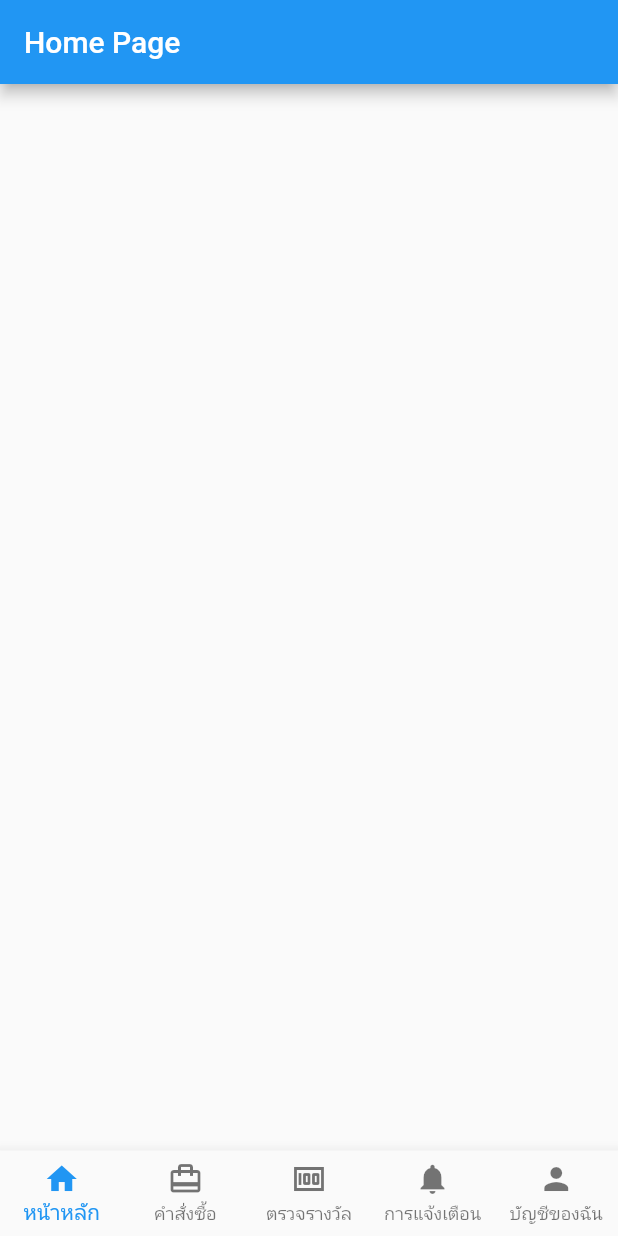
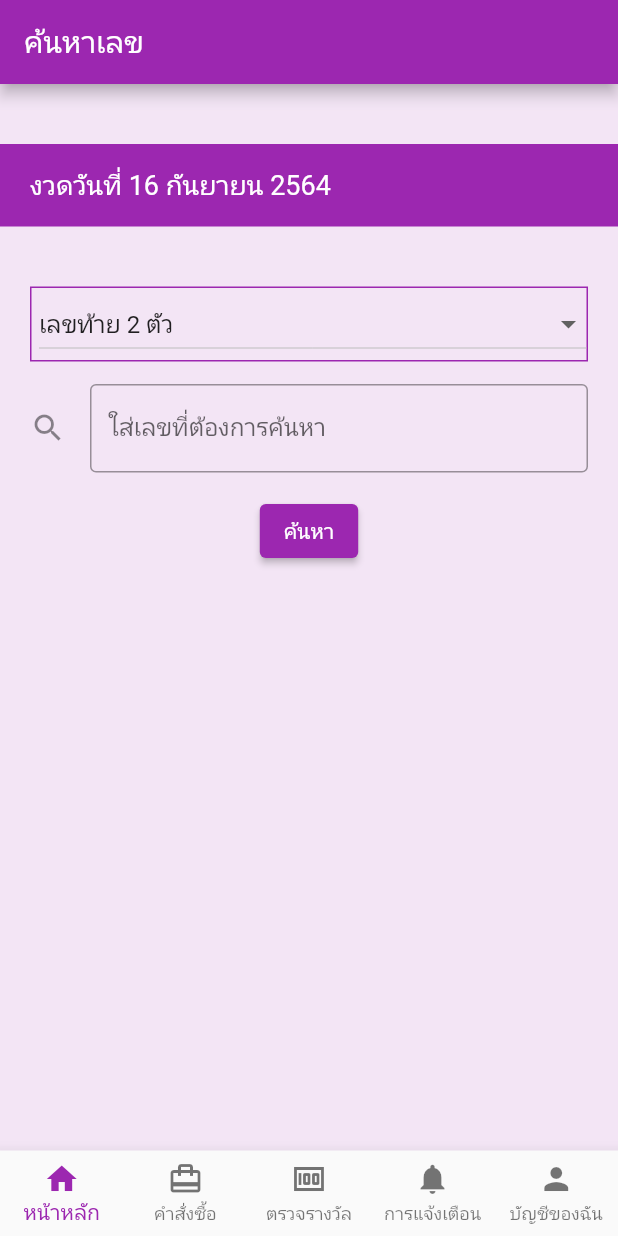
Before and after one commit to thatsaphon/millionaire, a Flutter app: the screen it shows after launch, on a phone screen of 412 x 824 dp. Run offline on Flutter 3.47's test engine with Material 2 defaults, Android fonts, the phone set to English and light mode, and no system bars.

Commit message:
Add feature search number

```diff
--- a/lib/main.dart
+++ b/lib/main.dart
@@ -1,10 +1,21 @@
 import 'package:flutter/material.dart';
-import 'package:millionaire/style.dart';
+import 'package:millionaire/models/inventories.dart';
+import 'package:provider/provider.dart';
 
 import 'pages/homePage.dart';
+import 'pages/searchLottoPage.dart';
 
 void main() {
-  runApp(MyApp());
+  runApp(
+    MultiProvider(
+      providers: [
+        ChangeNotifierProvider(
+          create: (context) => SearchedInventories(),
+        ),
+      ],
+      child: MyApp(),
+    ),
+  );
 }
 
 class MyApp extends StatelessWidget {
@@ -14,11 +25,9 @@ class MyApp extends StatelessWidget {
     return MaterialApp(
       title: 'Flutter Demo',
       theme: ThemeData(
-        primarySwatch: Colors.blue,
-        // primaryColor: Color(0x7A65FD),
-        // accentColor: Color(0xB392FA),
-      ),
-      home: HomePage(),
+          primarySwatch: Colors.purple,
+          scaffoldBackgroundColor: Colors.purple[50]),
+      home: SearchLottoPage(),
     );
   }
 }
--- /dev/null
+++ b/lib/models/inventories.dart
@@ -0,0 +1,20 @@
+import 'package:flutter/cupertino.dart';
+
+class SearchedInventories extends ChangeNotifier {
+  List<Inventory>? _searchedInventories;
+  get searchedInventories => this._searchedInventories;
+
+  set searchedInventories(value) =>
+      {this._searchedInventories = value, notifyListeners()};
+}
+
+class Inventory {
+  final String number;
+  final int quantity;
+
+  const Inventory({
+    Key? key,
+    required this.number,
+    required this.quantity,
+  });
+}
--- /dev/null
+++ b/lib/pages/searchLottoPage.dart
@@ -0,0 +1,189 @@
+import 'package:flutter/cupertino.dart';
+import 'package:flutter/material.dart';
+import 'package:millionaire/models/inventories.dart';
+import 'package:provider/provider.dart';
+
+import 'searchedNumberPage.dart';
+
+class SearchLottoPage extends StatefulWidget {
+  @override
+  _SearchLottoPageState createState() => _SearchLottoPageState();
+}
+
+class _SearchLottoPageState extends State<SearchLottoPage> {
+  final _formKey = GlobalKey<FormState>();
+  final items = ['item1', 'item2'];
+  final List<Inventory> inventories = [
+    Inventory(number: "949695", quantity: 5),
+    Inventory(number: "086165", quantity: 3),
+    Inventory(number: "236331", quantity: 8),
+    Inventory(number: "236011", quantity: 7),
+    Inventory(number: "365343", quantity: 6),
+    Inventory(number: "805238", quantity: 2),
+    Inventory(number: "320015", quantity: 9),
+    Inventory(number: "920521", quantity: 7),
+    Inventory(number: "243595", quantity: 5),
+    Inventory(number: "056678", quantity: 4),
+    Inventory(number: "193178", quantity: 6),
+  ];
+  String? searchBox;
+  String? searchType = "เลขท้าย 2 ตัว";
+  List<Inventory> searchedItems = [];
+
+  @override
+  Widget build(BuildContext context) {
+    return Scaffold(
+      appBar: AppBar(
+        title: Text('ค้นหาเลข'),
+      ),
+      body: Form(
+        key: _formKey,
+        child: Column(
+          children: [
+            Container(
+              margin: EdgeInsets.only(top: 40),
+              padding: EdgeInsets.symmetric(vertical: 15, horizontal: 20),
+              color: Colors.purple,
+              child: Row(
+                children: [
+                  Text(
+                    "งวดวันที่ 16 กันยายน 2564",
+                    style: TextStyle(color: Colors.white, fontSize: 18),
+                  ),
+                ],
+              ),
+            ),
+            Container(
+              margin: EdgeInsets.only(top: 40),
+              padding: EdgeInsets.symmetric(horizontal: 20),
+              child: Container(
+                decoration: BoxDecoration(
+                    border: Border.all(color: Colors.purple, width: 1)),
+                padding: EdgeInsets.only(left: 5),
+                child: DropdownButton(
+                  value: searchType,
+                  icon: Icon(Icons.arrow_drop_down),
+                  isExpanded: true,
+                  items: ["เลขท้าย 2 ตัว", "เลขท้าย 3 ตัว", "ทั้งชุด"]
+                      .map((value) => DropdownMenuItem(
+                            child: Text(value),
+                            value: value,
+                          ))
+                      .toList(),
+                  onChanged: (value) =>
+                      setState(() => this.searchType = value as String?),
+                ),
+              ),
+            ),
+            Container(
+              // margin: EdgeInsets.only(top: 2),
+              padding: EdgeInsets.symmetric(vertical: 15, horizontal: 20),
+              child: TextFormField(
+                validator: (value) {
+                  if (searchType == "เลขท้าย 2 ตัว" && value!.length != 2) {
+                    return "ต้องใส่ให้ครบ 2 หลัก";
+                  }
+                  if (searchType == "เลขท้าย 3 ตัว" && value!.length != 3) {
+                    return "ต้องใส่ให้ครบ 3 หลัก";
+                  }
+                  if (searchType == "ทั้งชุด" && value!.length != 6) {
+                    return "ต้องใส่ให้ครบ 6 หลัก";
+                  }
+
+                  if (int.tryParse(value!.substring(0, 1)) == null) {
+                    return "ทุกๆตำแหน่งต้องเป็นตัวเลข";
+                  }
+                  if (int.tryParse(value.substring(1, 2)) == null) {
+                    return "ทุกๆตำแหน่งต้องเป็นตัวเลข";
+                  }
+                  if (searchType != "เลขท้าย 2 ตัว" &&
+                      int.tryParse(value.substring(2, 3)) == null) {
+                    return "ทุกๆตำแหน่งต้องเป็นตัวเลข";
+                  }
+                  if (searchType != "เลขท้าย 2 ตัว" &&
+                      searchType != "เลขท้าย 3 ตัว" &&
+                      int.tryParse(value.substring(3, 4)) == null) {
+                    return "ทุกๆตำแหน่งต้องเป็นตัวเลข";
+                  }
+                  if (searchType != "เลขท้าย 2 ตัว" &&
+                      searchType != "เลขท้าย 3 ตัว" &&
+                      int.tryParse(value.substring(4, 5)) == null) {
+                    return "ทุกๆตำแหน่งต้องเป็นตัวเลข";
+                  }
+                  if (searchType != "เลขท้าย 2 ตัว" &&
+                      searchType != "เลขท้าย 3 ตัว" &&
+                      int.tryParse(value.substring(5)) == null) {
+                    return "ทุกๆตำแหน่งต้องเป็นตัวเลข";
+                  }
+                  return null;
+                },
+                decoration: InputDecoration(
+                  border: OutlineInputBorder(),
+                  labelText: "ใส่เลขที่ต้องการค้นหา",
+                  icon: Icon(Icons.search),
+                ),
+                onSaved: (value) {
+                  searchBox = value;
+                },
+              ),
+            ),
+            Container(
+              child: ElevatedButton(
+                child: Text('ค้นหา'),
+                onPressed: () {
+                  searchedItems.clear();
+                  if (_formKey.currentState!.validate()) {
+                    _formKey.currentState!.save();
+                    if (searchType == "เลขท้าย 2 ตัว") {
+                      searchedItems.addAll(inventories.where((inventory) =>
+                          inventory.number.substring(4, 6) == searchBox));
+                    }
+                    if (searchType == "เลขท้าย 3 ตัว") {
+                      searchedItems.addAll(inventories.where((inventory) =>
+                          inventory.number.substring(3, 6) == searchBox));
+                    }
+                    if (searchType == "ทั้งชุด") {
+                      searchedItems.addAll(inventories.where((inventory) =>
+                          inventory.number.substring(0, 6) == searchBox));
+                    }
+                    context.read<SearchedInventories>().searchedInventories =
+                        searchedItems;
+                    Navigator.push(
+                        context,
+                        MaterialPageRoute(
+                            builder: (context) => SearchedNumberPage()));
+                  }
+                },
+              ),
+            ),
+          ],
+        ),
+      ),
+      bottomNavigationBar: BottomNavigationBar(
+        type: BottomNavigationBarType.fixed,
+        items: <BottomNavigationBarItem>[
+          BottomNavigationBarItem(
+            icon: Icon(Icons.home),
+            label: 'หน้าหลัก',
+          ),
+          BottomNavigationBarItem(
+            icon: Icon(Icons.card_travel),
+            label: 'คำสั่งซื้อ',
+          ),
+          BottomNavigationBarItem(
+            icon: Icon(Icons.money),
+            label: 'ตรวจรางวัล',
+          ),
+          BottomNavigationBarItem(
+            icon: Icon(Icons.notifications),
+            label: 'การแจ้งเตือน',
+          ),
+          BottomNavigationBarItem(
+            icon: Icon(Icons.person),
+            label: 'บัญชีของฉัน',
+          ),
+        ],
+      ),
+    );
+  }
+}
--- a/pubspec.yaml
+++ b/pubspec.yaml
@@ -28,6 +28,7 @@ dependencies:
   # The following adds the Cupertino Icons font to your application.
   # Use with the CupertinoIcons class for iOS style icons.
   cupertino_icons: ^1.0.2
+  provider: ^6.0.1
 
 dev_dependencies:
   flutter_test:
```
Also changed, not shown: lib/pages/searchedNumberPage.dart (added, +64 -0 lines), pubspec.lock.
